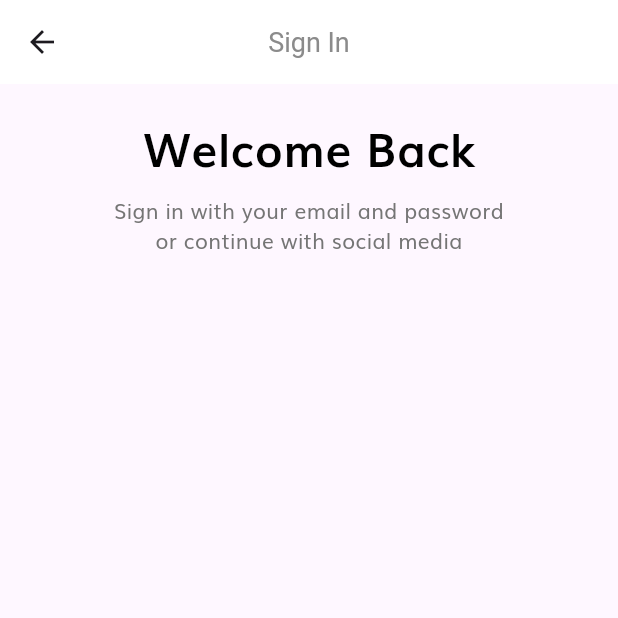
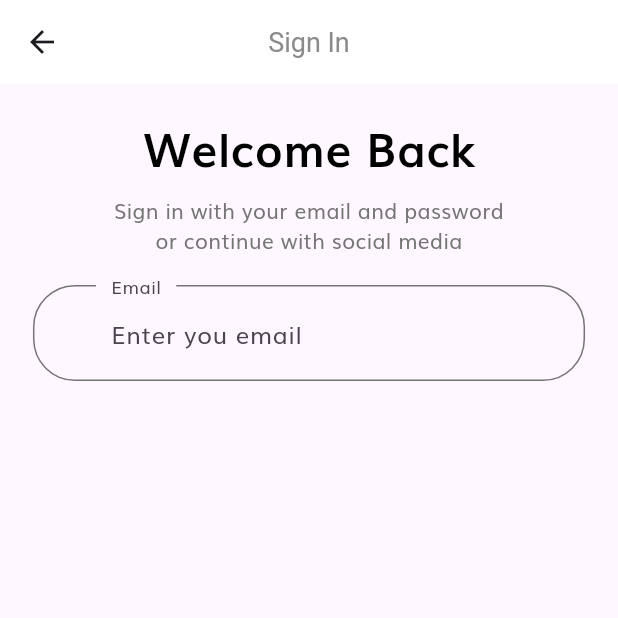
Before and after one commit to AbdelrhmanAmer/Complete-E-Commerce-Flutter-App-UI, a Flutter app: the screen it shows after launch, after a tap on "Continue", on a phone screen of 412 x 824 dp, the top half of it. Run offline on Flutter 3.47's test engine with Material 3 defaults, Android fonts, the phone set to English and light mode, and no system bars; our stand-ins replace flutter_svg.

Commit message:
Sign Screen (set Default InputDecorationTheme)

```diff
--- a/complete_commerce_app/lib/main.dart
+++ b/complete_commerce_app/lib/main.dart
@@ -1,4 +1,3 @@
-import 'package:complete_commerce_app/constants.dart';
 import 'package:complete_commerce_app/routes.dart';
 import 'package:complete_commerce_app/screens/splash/splash_screen.dart';
 import 'package:flutter/material.dart';
--- a/complete_commerce_app/lib/screens/sign_in/components/body.dart
+++ b/complete_commerce_app/lib/screens/sign_in/components/body.dart
@@ -1,13 +1,19 @@
 import 'package:complete_commerce_app/constants.dart';
 import 'package:complete_commerce_app/size_config.dart';
 import 'package:flutter/material.dart';
+import 'package:flutter_svg/svg.dart';
 
 class Body extends StatelessWidget {
   const Body({super.key});
 
   @override
   Widget build(BuildContext context) {
-    return Center(
+    return SafeArea(
+      child: SizedBox(
+        width: double.infinity,
+        child: Padding(
+          padding: EdgeInsets.symmetric(
+              horizontal: getProportionateScreenWidth(kDefaultPadding)),
           child: Column(
             children: [
               const SizedBox(height: kDefaultPadding),
@@ -19,14 +25,43 @@ class Body extends StatelessWidget {
                   color: Colors.black,
                 ),
               ),
-          const SizedBox(height: kDefaultPadding/2),
+              const SizedBox(height: kDefaultPadding / 2),
               const Text(
                 "Sign in with your email and password\nor continue with social media",
                 style: TextStyle(),
                 textAlign: TextAlign.center,
-          )
+              ),
+              const SizedBox(height: kDefaultPadding),
+              SignInForm(),
             ],
+          ),
+        ),
       ),
     );
   }
 }
+
+class SignInForm extends StatefulWidget {
+  const SignInForm({super.key});
+
+  @override
+  State<SignInForm> createState() => _SignInFormState();
+}
+
+class _SignInFormState extends State<SignInForm> {
+
+
+  @override
+  Widget build(BuildContext context) {
+    return Form(
+      child: Column(children: [
+        TextFormField(
+          decoration: InputDecoration(
+            label: Text("Email"),
+            hintText: "Enter you email"
+          )
+        )
+      ]),
+    );
+  }
+}
--- a/complete_commerce_app/lib/theme.dart
+++ b/complete_commerce_app/lib/theme.dart
@@ -8,10 +8,26 @@ ThemeData theme() {
         seedColor: Colors.deepPurple,
         background: Colors.white,
       ),
+      inputDecorationTheme: inputDecorationTheme(),
       fontFamily: "Muli",
       appBarTheme: appBarTheme(),
       textTheme: textTheme(),
       useMaterial3: true,
+      visualDensity: VisualDensity.adaptivePlatformDensity);
+}
+
+InputDecorationTheme inputDecorationTheme() {
+  final outlineInputBorder = OutlineInputBorder(
+    borderRadius: BorderRadius.circular(28),
+    borderSide: const BorderSide(color: kTextColor),
+    gapPadding: 10,
+  );
+  return InputDecorationTheme(
+    contentPadding:
+        const EdgeInsets.symmetric(horizontal: 42, vertical: kDefaultPadding),
+    floatingLabelBehavior: FloatingLabelBehavior.always,
+    enabledBorder: outlineInputBorder,
+    focusedBorder: outlineInputBorder,
   );
 }
 
```
Lines whose indentation alone changed are shown as unchanged.
